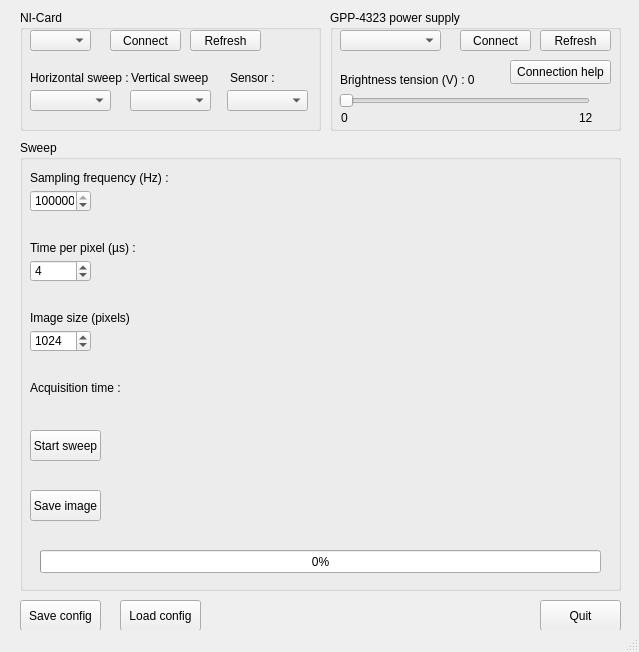
Old version of the form Python/final.ui in the repository Simoooooooooon/OptiqueParticulesChargees.
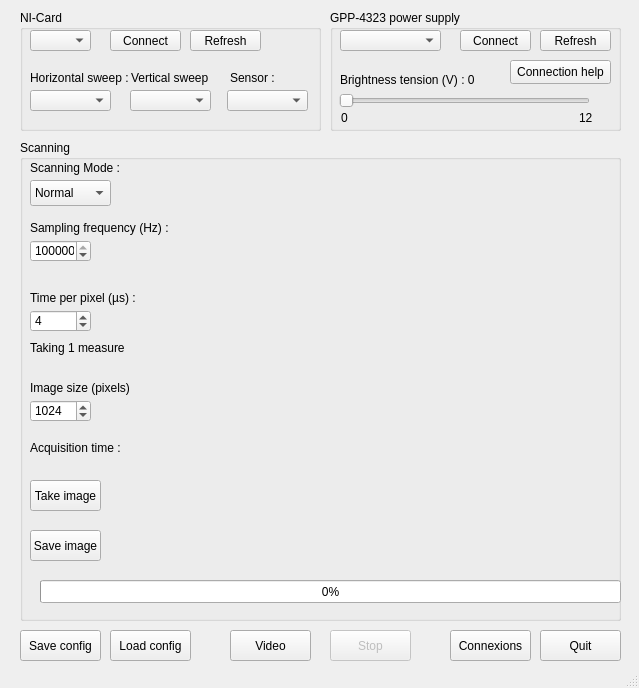
New version of the form.

Commit message: Fixed video + reformated the code + a lot of improvements

```diff
--- a/Python/final.ui
+++ b/Python/final.ui
@@ -7,7 +7,7 @@
     <x>0</x>
     <y>0</y>
     <width>639</width>
-    <height>652</height>
+    <height>688</height>
    </rect>
   </property>
   <property name="windowTitle">
@@ -139,7 +139,7 @@
     <property name="geometry">
      <rect>
       <x>540</x>
-      <y>600</y>
+      <y>630</y>
       <width>81</width>
       <height>31</height>
      </rect>
@@ -293,17 +293,17 @@
       <x>20</x>
       <y>140</y>
       <width>601</width>
-      <height>451</height>
+      <height>481</height>
      </rect>
     </property>
     <property name="title">
-     <string>Sweep</string>
+     <string>Scanning</string>
     </property>
     <widget class="QLabel" name="label_6">
      <property name="geometry">
       <rect>
        <x>10</x>
-       <y>30</y>
+       <y>80</y>
        <width>141</width>
        <height>16</height>
       </rect>
@@ -316,7 +316,7 @@
      <property name="geometry">
       <rect>
        <x>10</x>
-       <y>50</y>
+       <y>100</y>
        <width>61</width>
        <height>22</height>
       </rect>
@@ -335,7 +335,7 @@
      <property name="geometry">
       <rect>
        <x>10</x>
-       <y>100</y>
+       <y>150</y>
        <width>111</width>
        <height>16</height>
       </rect>
@@ -348,7 +348,7 @@
      <property name="geometry">
       <rect>
        <x>10</x>
-       <y>120</y>
+       <y>170</y>
        <width>61</width>
        <height>22</height>
       </rect>
@@ -373,7 +373,7 @@
      <property name="geometry">
       <rect>
        <x>10</x>
-       <y>170</y>
+       <y>240</y>
        <width>101</width>
        <height>16</height>
       </rect>
@@ -386,7 +386,7 @@
      <property name="geometry">
       <rect>
        <x>10</x>
-       <y>190</y>
+       <y>260</y>
        <width>61</width>
        <height>22</height>
       </rect>
@@ -405,8 +405,8 @@
      <property name="geometry">
       <rect>
        <x>20</x>
-       <y>410</y>
-       <width>561</width>
+       <y>440</y>
+       <width>581</width>
        <height>23</height>
       </rect>
      </property>
@@ -418,7 +418,7 @@
      <property name="geometry">
       <rect>
        <x>10</x>
-       <y>240</y>
+       <y>300</y>
        <width>161</width>
        <height>16</height>
       </rect>
@@ -431,22 +431,22 @@
      <property name="geometry">
       <rect>
        <x>10</x>
-       <y>290</y>
+       <y>340</y>
        <width>71</width>
        <height>31</height>
       </rect>
      </property>
      <property name="text">
-      <string>Start sweep</string>
+      <string>Take image</string>
      </property>
     </widget>
     <widget class="QLabel" name="QPixmap_ui">
      <property name="geometry">
       <rect>
-       <x>200</x>
+       <x>190</x>
        <y>30</y>
-       <width>361</width>
-       <height>351</height>
+       <width>391</width>
+       <height>381</height>
       </rect>
      </property>
      <property name="text">
@@ -457,7 +457,7 @@
      <property name="geometry">
       <rect>
        <x>10</x>
-       <y>350</y>
+       <y>390</y>
        <width>71</width>
        <height>31</height>
       </rect>
@@ -466,12 +466,61 @@
       <string>Save image</string>
      </property>
     </widget>
+    <widget class="QComboBox" name="comboBox_Scanning_Mode">
+     <property name="geometry">
+      <rect>
+       <x>10</x>
+       <y>40</y>
+       <width>81</width>
+       <height>26</height>
+      </rect>
+     </property>
+     <property name="maxVisibleItems">
+      <number>2</number>
+     </property>
+     <item>
+      <property name="text">
+       <string>Normal</string>
+      </property>
+     </item>
+     <item>
+      <property name="text">
+       <string>Triangle</string>
+      </property>
+     </item>
+    </widget>
+    <widget class="QLabel" name="label_9">
+     <property name="geometry">
+      <rect>
+       <x>10</x>
+       <y>20</y>
+       <width>141</width>
+       <height>16</height>
+      </rect>
+     </property>
+     <property name="text">
+      <string>Scanning Mode :</string>
+     </property>
+    </widget>
+    <widget class="QLabel" name="label_average">
+     <property name="geometry">
+      <rect>
+       <x>10</x>
+       <y>200</y>
+       <width>111</width>
+       <height>16</height>
+      </rect>
+     </property>
+     <property name="text">
+      <string>Taking 1 measure</string>
+     </property>
+    </widget>
    </widget>
    <widget class="QPushButton" name="pushButton_save_config">
     <property name="geometry">
      <rect>
       <x>20</x>
-      <y>600</y>
+      <y>630</y>
       <width>81</width>
       <height>31</height>
      </rect>
@@ -490,8 +539,8 @@
    <widget class="QPushButton" name="pushButton_load_config">
     <property name="geometry">
      <rect>
-      <x>120</x>
-      <y>600</y>
+      <x>110</x>
+      <y>630</y>
       <width>81</width>
       <height>31</height>
      </rect>
@@ -507,6 +556,55 @@
      <string>Load config</string>
     </property>
    </widget>
+   <widget class="QPushButton" name="pushButton_start_video">
+    <property name="geometry">
+     <rect>
+      <x>230</x>
+      <y>630</y>
+      <width>81</width>
+      <height>31</height>
+     </rect>
+    </property>
+    <property name="text">
+     <string>Video</string>
+    </property>
+   </widget>
+   <widget class="QPushButton" name="pushButton_stop_video">
+    <property name="enabled">
+     <bool>false</bool>
+    </property>
+    <property name="geometry">
+     <rect>
+      <x>330</x>
+      <y>630</y>
+      <width>81</width>
+      <height>31</height>
+     </rect>
+    </property>
+    <property name="text">
+     <string>Stop</string>
+    </property>
+   </widget>
+   <widget class="QPushButton" name="pushButton_connections">
+    <property name="geometry">
+     <rect>
+      <x>450</x>
+      <y>630</y>
+      <width>81</width>
+      <height>31</height>
+     </rect>
+    </property>
+    <property name="font">
+     <font>
+      <family>MS Shell Dlg 2</family>
+      <weight>50</weight>
+      <bold>false</bold>
+     </font>
+    </property>
+    <property name="text">
+     <string>Connexions</string>
+    </property>
+   </widget>
   </widget>
   <widget class="QMenuBar" name="menubar">
    <property name="geometry">
```
Left out of the diff: 2 changed lines with no effect on the pictures. The commit also changes 47 other files.
